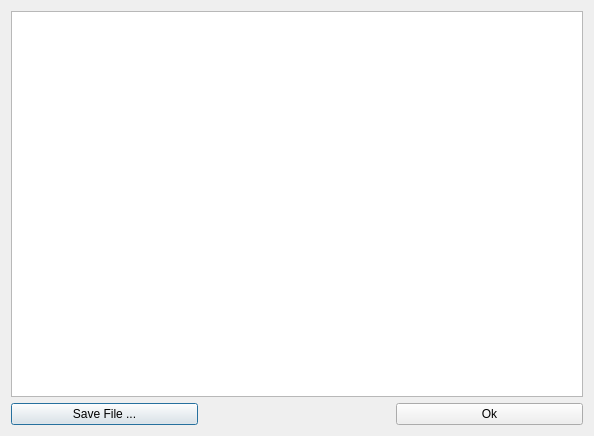
Old version of the form src/ZapMeNotQt/ui/script_display.ui in the repository AlanFord/ZapMeNotQt.
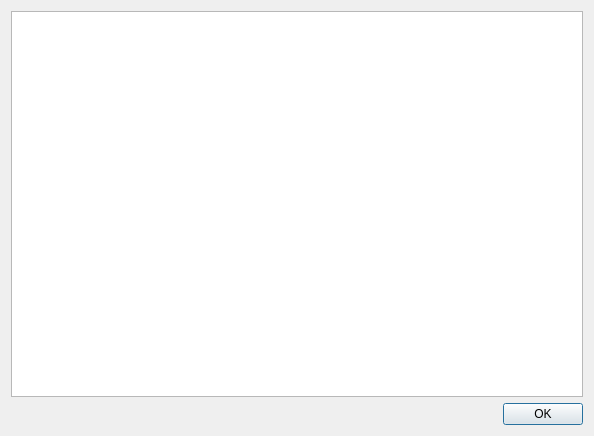
New version of the form.

Commit message: convert the script display to using  a QDialogButtonBox

The edit to the form file:
```diff
--- a/src/ZapMeNotQt/ui/script_display.ui
+++ b/src/ZapMeNotQt/ui/script_display.ui
@@ -28,29 +28,11 @@
     </widget>
    </item>
    <item>
-    <layout class="QHBoxLayout" name="horizontalLayout">
-     <item>
-      <widget class="QPushButton" name="pushButton_2">
-       <property name="text">
-        <string>Save File ...</string>
-       </property>
-      </widget>
-     </item>
-     <item>
-      <widget class="QLabel" name="label">
-       <property name="text">
-        <string/>
-       </property>
-      </widget>
-     </item>
-     <item>
-      <widget class="QPushButton" name="pushButton">
-       <property name="text">
-        <string>Ok</string>
-       </property>
-      </widget>
-     </item>
-    </layout>
+    <widget class="QDialogButtonBox" name="buttonBox">
+     <property name="standardButtons">
+      <set>QDialogButtonBox::StandardButton::Ok</set>
+     </property>
+    </widget>
    </item>
   </layout>
  </widget>
```
The commit also changes 2 other files.
